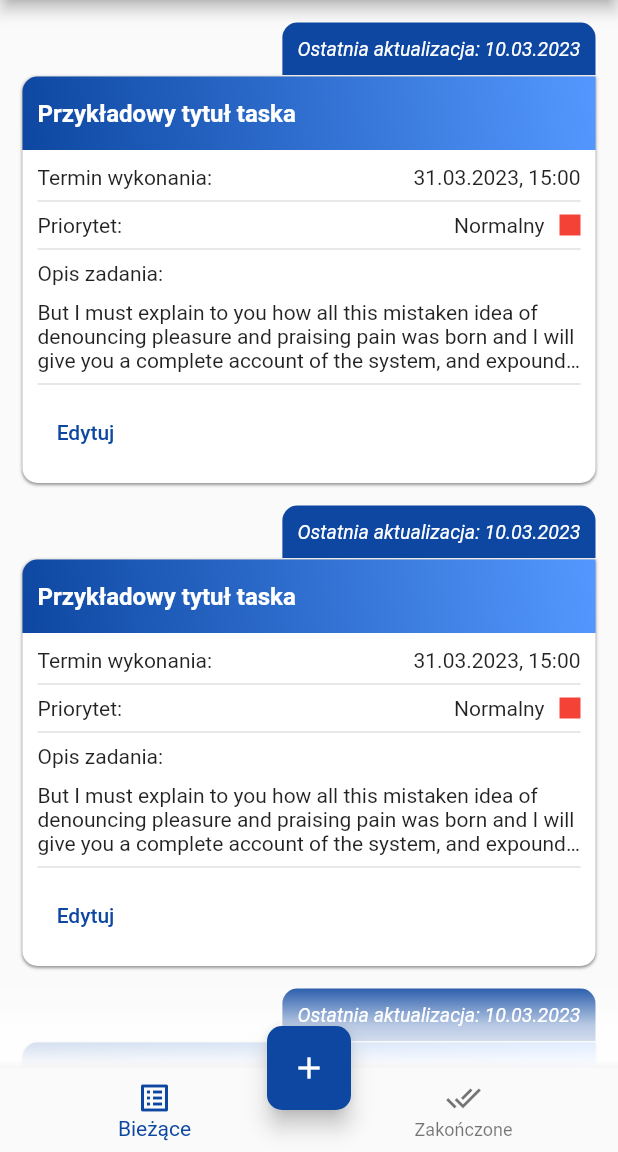
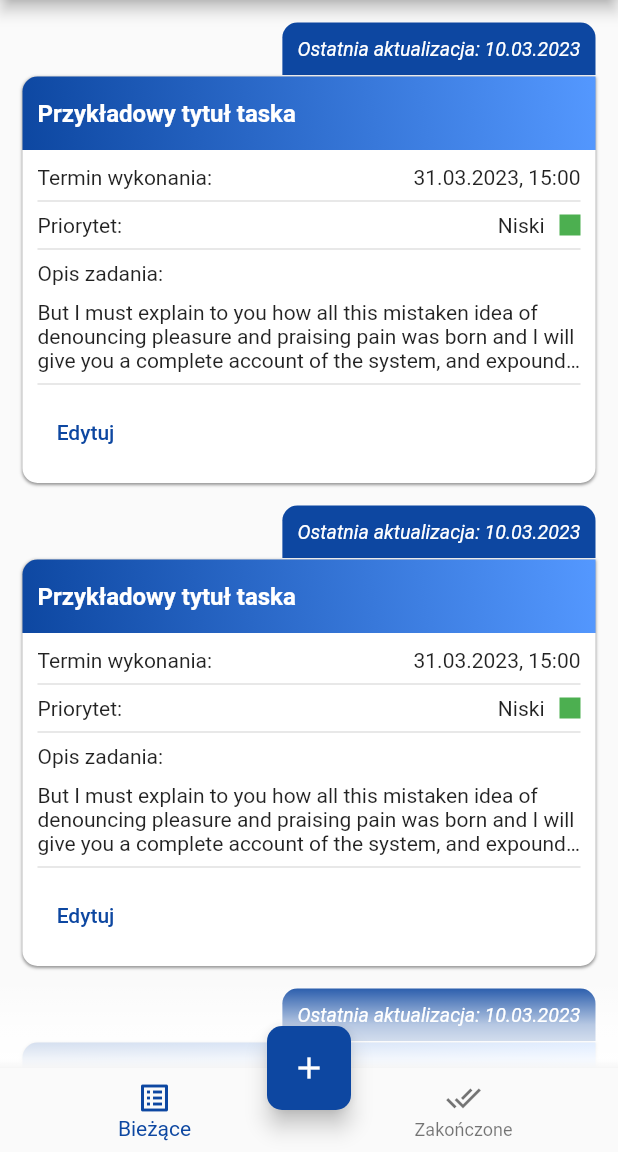
Before and after one commit to piotrpeczkowski/sw_planner, a Flutter app: the screen it shows after launch, on a phone screen of 412 x 824 dp, the part 84-1236 px from its top. Run offline on Flutter 3.47's test engine with Material 2 defaults, Android fonts, the light colour scheme and no system bars.

Commit message:
Add conditions to task priority color marker

```diff
--- a/lib/features/tasks_page/widgets/task_widget.dart
+++ b/lib/features/tasks_page/widgets/task_widget.dart
@@ -12,7 +12,7 @@ class TaskWidget extends StatelessWidget {
       taskTitle: 'Przykładowy tytuł taska',
       taskEditDate: '10.03.2023',
       taskDeadlineDate: '31.03.2023, 15:00',
-      taskPriority: 'Normalny',
+      taskPriority: 'Niski',
       taskDescription:
           'But I must explain to you how all this mistaken idea of denouncing pleasure and praising pain was born and I will give you a complete account of the system, and expound the actual teachings of the great explorer of the truth, the master-builder of human happiness.',
     );
@@ -156,7 +156,11 @@ class TaskWidgetBody extends StatelessWidget {
                               child: Container(
                                 width: 14,
                                 height: 14,
-                                color: Colors.red,
+                                color: taskPriority == 'Wysoki'
+                                    ? Colors.red
+                                    : taskPriority == 'Średni'
+                                        ? Colors.yellow
+                                        : Colors.green,
                               ),
                             ),
                           ],
```
